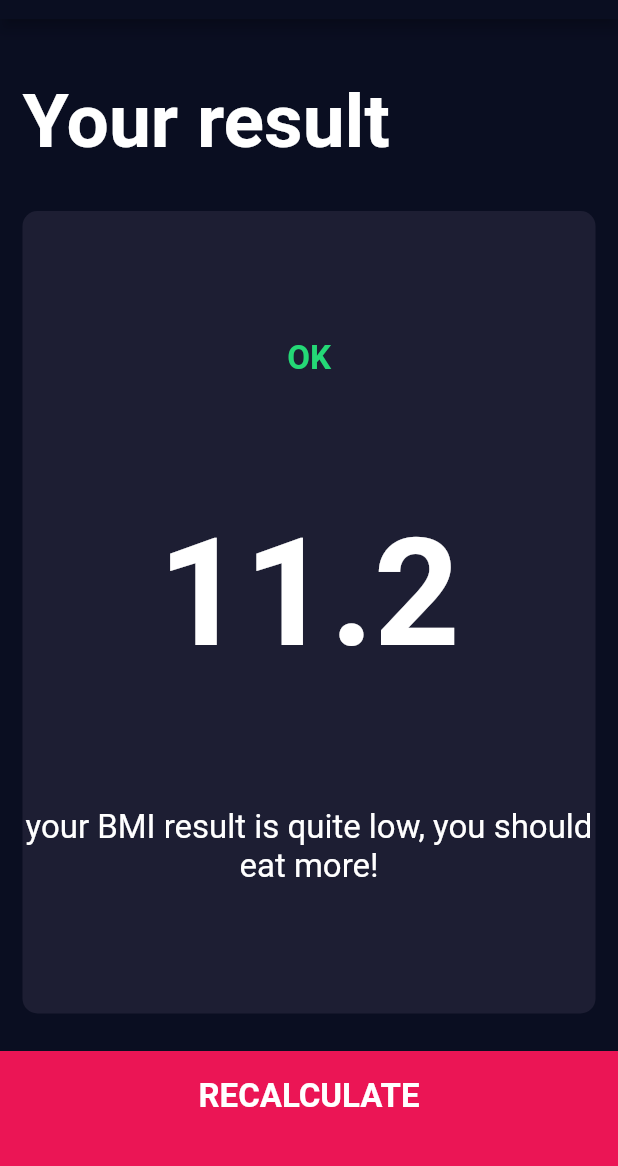
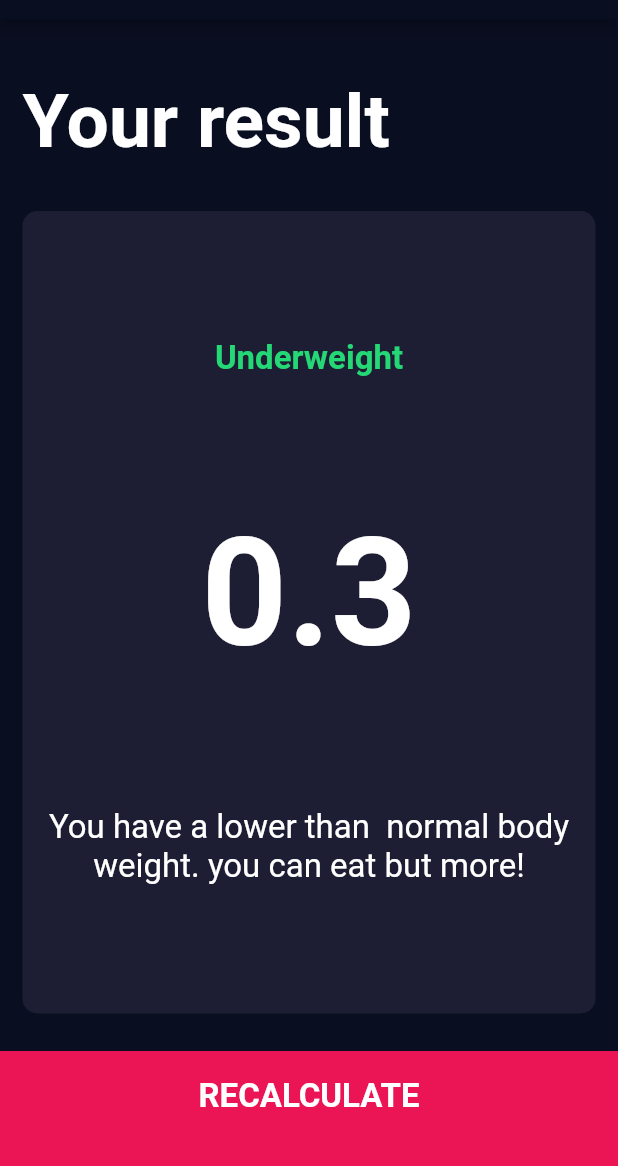
Before and after one commit to pranaypatel512/flutter_bmi_calculator, a Flutter app: the screen it shows after launch, after a tap on "CALCULATE", on a phone screen of 412 x 824 dp, the part 65-1231 px from its top. Run offline on Flutter 3.47's test engine with Material 2 defaults, Android fonts, the phone set to English and light mode, and no system bars; our stand-ins replace font_awesome_flutter.

Commit message:
completed BMI calculation and app design

```diff
--- /dev/null
+++ b/lib/screens/calculate_bmi.dart
@@ -0,0 +1,34 @@
+import 'dart:math';
+
+class CalculateBMI {
+  final int height;
+  final int weight;
+  late double _bmi;
+
+  CalculateBMI(this.height, this.weight);
+
+  String calculateBMI() {
+    _bmi = weight / pow(height / 100, 2);
+    return _bmi.toStringAsFixed(1);
+  }
+
+  String getResult() {
+    if (_bmi >= 25) {
+      return "Overweight";
+    } else if (_bmi > 18.5) {
+      return "Normal";
+    } else {
+      return "Underweight";
+    }
+  }
+
+  String getInterPretation() {
+    if (_bmi >= 25) {
+      return "You have a higher than normal body weight. Try to exercise more!";
+    } else if (_bmi > 18.5) {
+      return "You have a normal body weight. Good job!";
+    } else {
+      return "You have a lower than  normal body weight. you can eat but more!";
+    }
+  }
+}
--- a/lib/screens/input_page.dart
+++ b/lib/screens/input_page.dart
@@ -3,10 +3,10 @@ import 'package:flutter_bmi_calculator/componants/bottom_button.dart';
 import 'package:flutter_bmi_calculator/componants/reusable_card.dart';
 import 'package:flutter_bmi_calculator/constance.dart';
 import 'package:flutter_bmi_calculator/componants/icons_content.dart';
+import 'package:flutter_bmi_calculator/screens/calculate_bmi.dart';
 import 'package:flutter_bmi_calculator/screens/result_page.dart';
 import 'package:flutter_bmi_calculator/componants/rounded_icon_button.dart';
 import 'package:font_awesome_flutter/font_awesome_flutter.dart';
-
 
 enum Gender { male, female }
 
@@ -224,8 +224,13 @@ class _MyHomePageState extends State<MyHomePage> {
             BottomButtonWidget(
               label: 'CALCULATE',
               onClick: () {
-                Navigator.of(context).push(
-                    MaterialPageRoute(builder: ((context) => ResultPage())));
+                CalculateBMI calculateBMI = CalculateBMI(height, weight);
+                Navigator.of(context).push(MaterialPageRoute(
+                    builder: ((context) => ResultPage(
+                          bmiResult: calculateBMI.calculateBMI(),
+                          bmiResultText: calculateBMI.getResult(),
+                          interpretation: calculateBMI.getInterPretation(),
+                        ))));
               },
             )
           ],
--- a/lib/screens/result_page.dart
+++ b/lib/screens/result_page.dart
@@ -4,7 +4,16 @@ import 'package:flutter_bmi_calculator/constance.dart';
 import 'package:flutter_bmi_calculator/componants/reusable_card.dart';
 
 class ResultPage extends StatelessWidget {
-  const ResultPage({super.key});
+  String bmiResult;
+  String bmiResultText;
+  String interpretation;
+
+  ResultPage({
+    super.key,
+    required this.bmiResult,
+    required this.bmiResultText,
+    required this.interpretation,
+  });
 
   @override
   Widget build(BuildContext context) {
@@ -34,15 +43,15 @@ class ResultPage extends StatelessWidget {
                     crossAxisAlignment: CrossAxisAlignment.center,
                     children: [
                       Text(
-                        "OK",
+                        bmiResultText,
                         style: kResultTextStyle,
                       ),
                       Text(
-                        "11.2",
+                        bmiResult,
                         style: kBMITextStyle,
                       ),
                       Text(
-                        "your BMI result is quite low, you should eat more!",
+                        interpretation,
                         textAlign: TextAlign.center,
                         style: TextStyle(fontSize: 22.0),
                       ),
```
